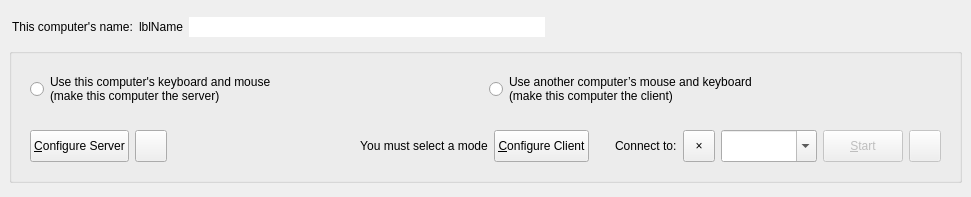
Above: src/lib/gui/MainWindow.ui from youxia173/DeskConnect before the change. Below: the same form after it.
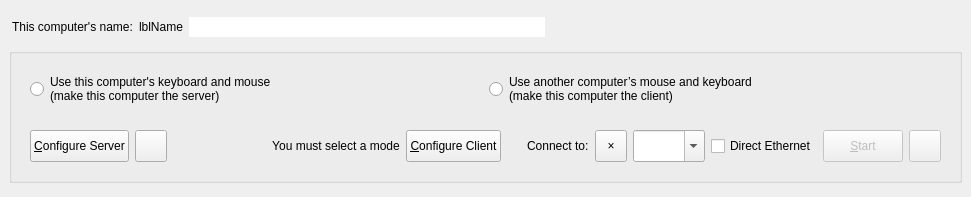
That is the form after the change. Icons and pictures are not drawn.

Patch:
```diff
--- a/src/lib/gui/MainWindow.ui
+++ b/src/lib/gui/MainWindow.ui
@@ -475,6 +475,16 @@
              <property name="bottomMargin">
               <number>0</number>
              </property>
+             <item>
+              <widget class="QCheckBox" name="cbDirectEthernet">
+               <property name="toolTip">
+                <string>Use the Ethernet cable instead of Wi-Fi. Both computers need an IPv4 address on the wired adapter (link-local 169.254.x.x is fine).</string>
+               </property>
+               <property name="text">
+                <string>Direct Ethernet</string>
+               </property>
+              </widget>
+             </item>
              <item>
               <widget class="QPushButton" name="btnToggleCore">
                <property name="enabled">
```
